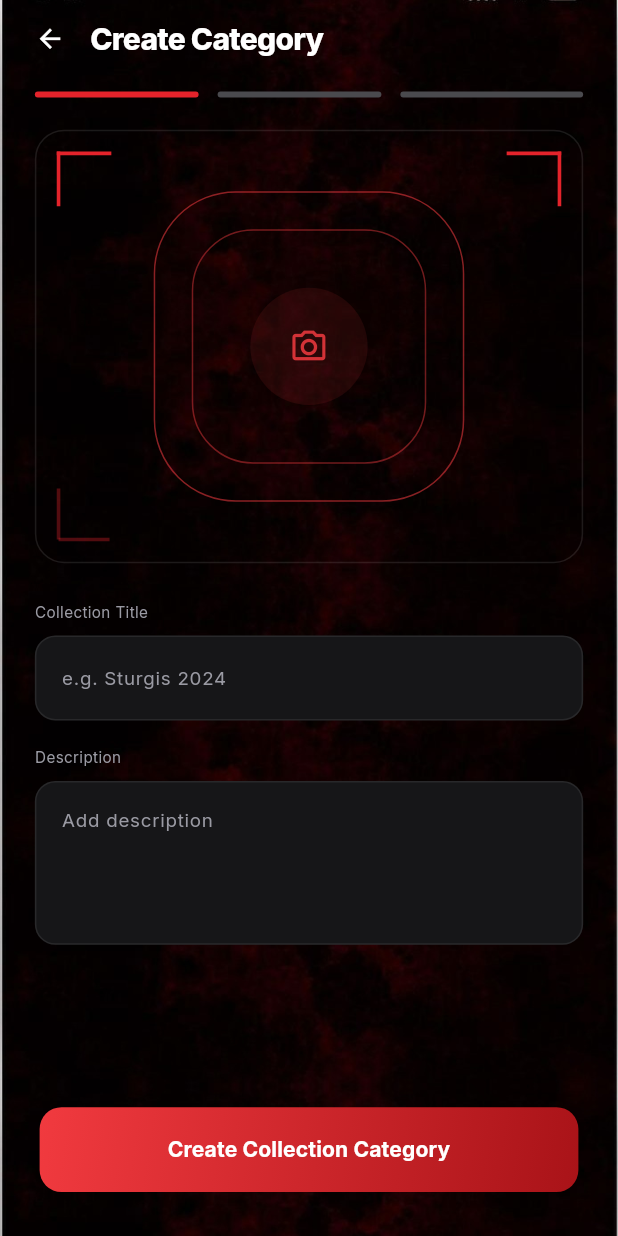
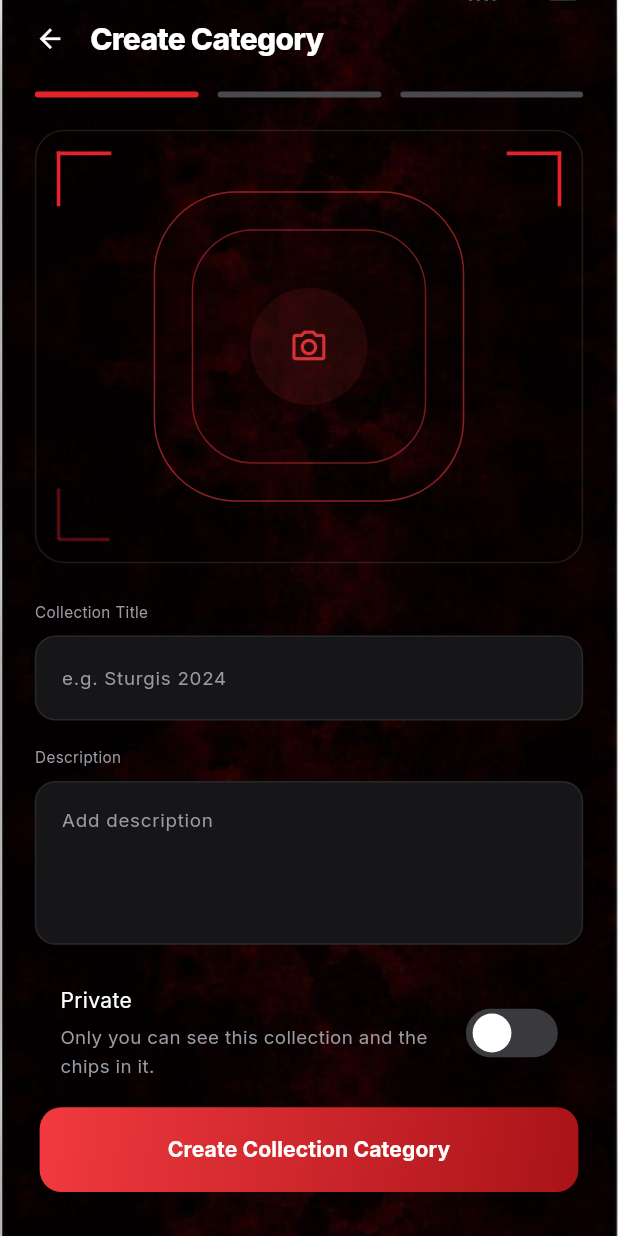
Before and after one commit to Muhammad-Faizkhan/Dand, a Flutter app: the CollectionFormScreen screen opened by its route, on a phone screen of 412 x 824 dp. Run offline on Flutter 3.47's test engine with Material 3 defaults, Android fonts, the phone set to English and light mode, and no system bars; our stand-ins replace flutter_map, flutter_screenutil, flutter_secure_storage, geolocator, image_picker, latlong2 and 1 more; accounts and stored records are empty.

Commit message:
Make your own collections private in the app

```diff
--- a/lib/controllers/collections_controller.dart
+++ b/lib/controllers/collections_controller.dart
@@ -38,6 +38,7 @@ class CollectionsController extends ChangeNotifier {
     String? description,
     String? coverImageUrl,
     String? eventDate,
+    bool isPrivate = false,
   }) async {
     final c = client;
     if (c == null) return null;
@@ -47,6 +48,7 @@ class CollectionsController extends ChangeNotifier {
         description: description,
         coverImageUrl: coverImageUrl,
         eventDate: eventDate,
+        isPrivate: isPrivate,
       );
       _collections = [col, ..._collections];
       notifyListeners();
@@ -60,7 +62,7 @@ class CollectionsController extends ChangeNotifier {
 
   /// Renames a collection or changes its description or cover. Returns the
   /// updated collection, or null with [error] set.
-  Future<ApiCollection?> update(int id, {String? name, String? description, String? coverImageUrl}) async {
+  Future<ApiCollection?> update(int id, {String? name, String? description, String? coverImageUrl, bool? isPrivate}) async {
     final c = client;
     if (c == null) return null;
     try {
@@ -69,6 +71,7 @@ class CollectionsController extends ChangeNotifier {
         name: name,
         description: description,
         coverImageUrl: coverImageUrl,
+        isPrivate: isPrivate,
       );
       final i = _collections.indexWhere((col) => col.id == id);
       // PATCH answers without the item count or the resolved default cover; keep those.
@@ -78,6 +81,7 @@ class CollectionsController extends ChangeNotifier {
               name: saved.name,
               description: saved.description,
               coverImageUrl: saved.coverImageUrl,
+              isPrivate: saved.isPrivate,
             );
       if (i >= 0) _collections[i] = merged;
       notifyListeners();
--- a/lib/core/api/collections_api.dart
+++ b/lib/core/api/collections_api.dart
@@ -18,9 +18,11 @@ class CollectionsApi {
     String? description,
     String? coverImageUrl,
     String? eventDate,
+    bool isPrivate = false,
   }) async {
     final body = <String, dynamic>{
       'name': name,
+      'isPrivate': isPrivate,
       if (description != null && description.isNotEmpty) 'description': description,
       'coverImageUrl': ?coverImageUrl,
       'eventDate': ?eventDate,
@@ -29,9 +31,10 @@ class CollectionsApi {
     return ApiCollection.fromJson(data as Map<String, dynamic>);
   }
 
-  Future<ApiCollection> updateCollection(int id, {String? name, String? description, String? coverImageUrl}) async {
+  Future<ApiCollection> updateCollection(int id, {String? name, String? description, String? coverImageUrl, bool? isPrivate}) async {
     final body = <String, dynamic>{
       'name': ?name,
+      'isPrivate': ?isPrivate,
       'description': ?description,
       'coverImageUrl': ?coverImageUrl,
     };
--- a/lib/models/models.dart
+++ b/lib/models/models.dart
@@ -620,6 +620,7 @@ class ApiCollection {
     this.itemCount = 0,
     this.kind,
     this.children = const [],
+    this.isPrivate = false,
   });
 
   factory ApiCollection.fromJson(Map<String, dynamic> json) {
@@ -635,6 +636,7 @@ class ApiCollection {
       children: [
         for (final c in (json['children'] as List<dynamic>? ?? const []).cast<Map<String, dynamic>>()) ApiCollection.fromJson(c),
       ],
+      isPrivate: json['isPrivate'] as bool? ?? false,
     );
   }
 
@@ -655,6 +657,9 @@ class ApiCollection {
 
   bool get hasSubfolders => children.isNotEmpty;
 
+  /// Only the owner (and admins) can see it. Only the user's own collections can be private.
+  final bool isPrivate;
+
   /// Default collections can't be renamed, re-covered or deleted.
   bool get isDefault => kind != null;
 
@@ -664,7 +669,7 @@ class ApiCollection {
       ? 'No ${name.toLowerCase()} in this collection yet. Tap + to add one.'
       : 'Nothing in $name yet. Tap + to add a chip.';
 
-  ApiCollection copyWith({String? name, String? description, String? coverImageUrl, int? itemCount}) => ApiCollection(
+  ApiCollection copyWith({String? name, String? description, String? coverImageUrl, int? itemCount, bool? isPrivate}) => ApiCollection(
     id: id,
     name: name ?? this.name,
     description: description ?? this.description,
@@ -673,6 +678,7 @@ class ApiCollection {
     itemCount: itemCount ?? this.itemCount,
     kind: kind,
     children: children,
+    isPrivate: isPrivate ?? this.isPrivate,
   );
 }
 
--- a/lib/views/sell/item_form_screen.dart
+++ b/lib/views/sell/item_form_screen.dart
@@ -305,6 +305,7 @@ class _CollectionFormScreenState extends State<CollectionFormScreen> {
   );
   late final _desc = TextEditingController(text: widget.editing?.description ?? '');
   String? _coverPath;
+  late bool _private = widget.editing?.isPrivate ?? false;
   bool _saving = false;
 
   bool get isCategory => widget.isCategory;
@@ -349,6 +350,7 @@ class _CollectionFormScreenState extends State<CollectionFormScreen> {
           name: name,
           description: _desc.text.trim(),
           coverImageUrl: cover,
+          isPrivate: _private,
         );
         if (!mounted) return;
         if (saved == null) return say(ctrl.error ?? "Couldn't save the collection.");
@@ -359,6 +361,7 @@ class _CollectionFormScreenState extends State<CollectionFormScreen> {
         name: name,
         description: _desc.text.trim().isEmpty ? null : _desc.text.trim(),
         coverImageUrl: cover,
+        isPrivate: _private,
       );
       if (!mounted) return;
       if (created == null) return say(ctrl.error ?? "Couldn't create the collection.");
@@ -406,6 +409,16 @@ class _CollectionFormScreenState extends State<CollectionFormScreen> {
                     ),
                     SizedBox(height: 18.h),
                     AppTextField(label: 'Description', hint: 'Add description', controller: _desc, maxLines: 4),
+                    if (live) ...[
+                      SizedBox(height: 12.h),
+                      ToggleRow(
+                        key: const Key('collection-private'),
+                        title: 'Private',
+                        subtitle: 'Only you can see this collection and the chips in it.',
+                        value: _private,
+                        onChanged: (v) => setState(() => _private = v),
+                      ),
+                    ],
                   ] else ...[
                     AppTextField(label: 'Title', hint: 'Enter Title', height: 58.h),
                     SizedBox(height: 18.h),
```
Also changed, not shown: lib/views/profile/collections_screen.dart (+19 -2 lines), 1 other file.
